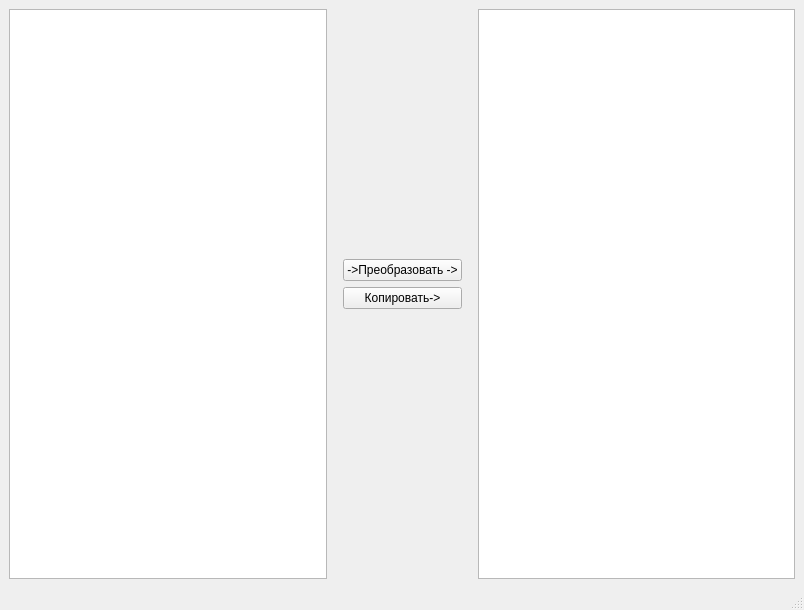
Qt form main.ui (Vangerher/BibTeX-to-GOST) before a commit.
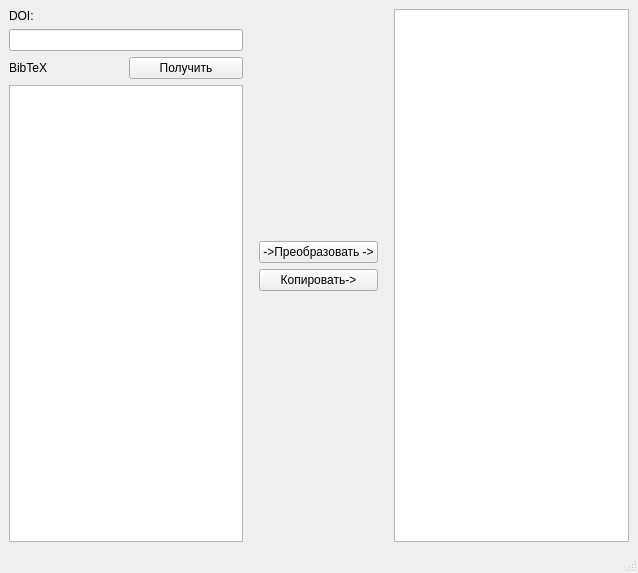
The same form after that commit.

What changed in the file:
```diff
--- a/main.ui
+++ b/main.ui
@@ -6,8 +6,8 @@
    <rect>
     <x>0</x>
     <y>0</y>
-    <width>804</width>
-    <height>610</height>
+    <width>638</width>
+    <height>573</height>
    </rect>
   </property>
   <property name="windowTitle">
@@ -16,7 +16,45 @@
   <widget class="QWidget" name="centralwidget">
    <layout class="QHBoxLayout" name="horizontalLayout">
     <item>
-     <widget class="QPlainTextEdit" name="InputText"/>
+     <layout class="QVBoxLayout" name="verticalLayout_2">
+      <property name="leftMargin">
+       <number>0</number>
+      </property>
+      <item>
+       <widget class="QLabel" name="label_3">
+        <property name="text">
+         <string>DOI:</string>
+        </property>
+       </widget>
+      </item>
+      <item>
+       <widget class="QLineEdit" name="DOIEntry"/>
+      </item>
+      <item>
+       <layout class="QGridLayout" name="gridLayout">
+        <property name="topMargin">
+         <number>0</number>
+        </property>
+        <item row="0" column="1">
+         <widget class="QPushButton" name="GetBibTeX">
+          <property name="text">
+           <string>Получить</string>
+          </property>
+         </widget>
+        </item>
+        <item row="0" column="0">
+         <widget class="QLabel" name="label_2">
+          <property name="text">
+           <string>BibTeX </string>
+          </property>
+         </widget>
+        </item>
+       </layout>
+      </item>
+      <item>
+       <widget class="QPlainTextEdit" name="InputText"/>
+      </item>
+     </layout>
     </item>
     <item>
      <layout class="QVBoxLayout" name="verticalLayout">
```
Left out of the diff: 2 changed lines with no effect on the pictures.
